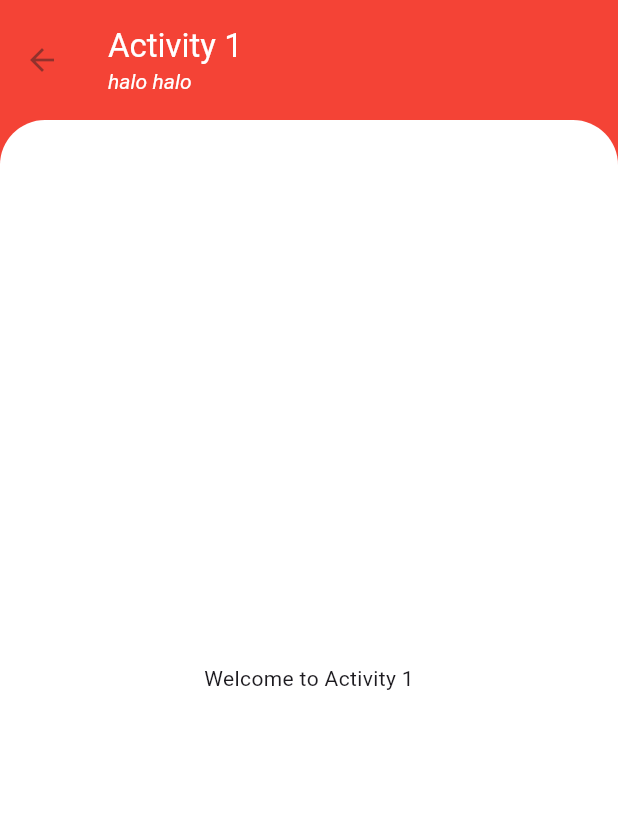
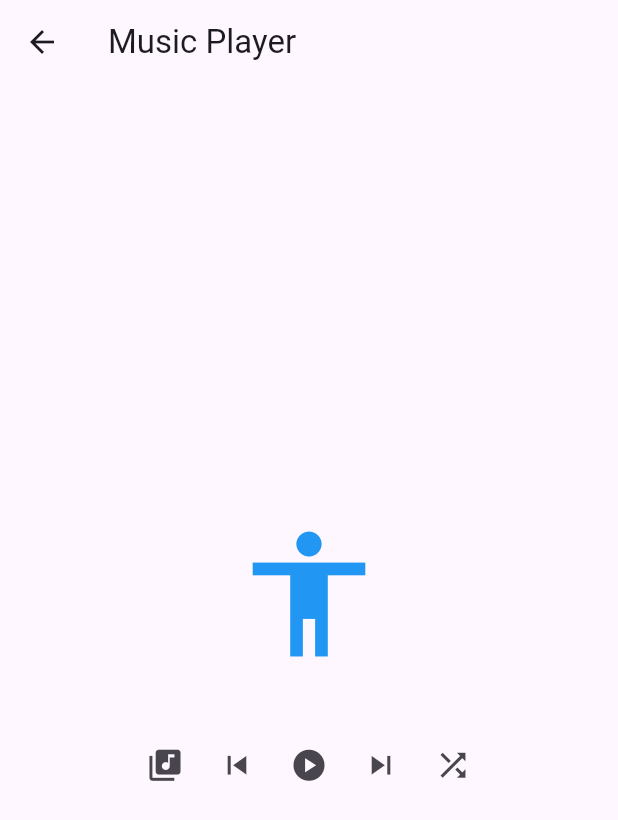
Before and after one commit to iya5/flutter_appdev, a Flutter app: the screen it shows after launch, after a tap on "Activity 1", on a phone screen of 412 x 824 dp. Shown: the top 820 px of the screen. Run offline on Flutter 3.47's test engine with Material 3 defaults, Android fonts, the phone set to English and light mode, and no system bars; our stand-ins replace audioplayers.

Commit message:
school updates, music player

```diff
--- a/lib/pages/activity1.dart
+++ b/lib/pages/activity1.dart
@@ -1,44 +1,135 @@
 import 'package:flutter/material.dart';
+import 'package:audioplayers/audioplayers.dart';
+import 'dart:math';
 
-class Activity1 extends StatelessWidget {
-  const Activity1({super.key});
+class Activity1 extends StatefulWidget {
+  @override
+  _MusicPlayerState createState() => _MusicPlayerState();
+}
+
+class _MusicPlayerState extends State<Activity1>{
+  final AudioPlayer _audioPlayer = AudioPlayer();
+  int _currentIndex = 0;
+  bool _isPlaying = false;
+
+  List<String> songs = [
+    "assets/music/After LIKE.mp3",
+    "assets/music/Alcohol-Free.mp3",
+    "assets/music/FANCY.mp3",
+    "assets/music/KNOCK KNOCK.mp3",
+    "assets/music/Mi Destino.mp3",
+    "assets/music/OtroAtardecer.mp3",
+    "assets/music/Red Velvet Psycho.mp3",
+    "assets/music/Red Velvet Red Flavor.mp3",
+    "assets/music/Soledad y El Mar.mp3",
+    "assets/music/Tu Falta De Querer.mp3",
+  ];
+
+  Future<void> _playSong(int index) async {
+    await _audioPlayer.stop();
+    await _audioPlayer.play(AssetSource(songs[index].replaceFirst("assets/", "")));
+    setState(() {
+      _currentIndex = index;
+      _isPlaying = true;
+    });
+  }
+
+  Future<void> _togglePlayPause() async {
+      if (_isPlaying){
+        await _audioPlayer.pause();
+      }else{
+        await _audioPlayer.resume();
+      }
+      setState(() {
+        _isPlaying = !_isPlaying;
+      });
+    }
+
+  void _nextSong(){
+    int i = (_currentIndex + 1) % songs.length;
+    _playSong(i);
+  }
+
+  void _prevSong(){
+    int i = (_currentIndex - 1) % songs.length;
+    _playSong(i);
+  }
+
+  void _shuffleSong(){
+    int i = Random().nextInt(songs.length);
+    _playSong(i);
+  }
+
+  void _dispose(){
+    setState(() {
+      _audioPlayer.stop();
+    });
+  }
 
   @override
   Widget build(BuildContext context) {
     return Scaffold(
-      backgroundColor: Colors.red,
       appBar: AppBar(
-        title: Column(
-          mainAxisAlignment: MainAxisAlignment.center,
-          crossAxisAlignment: CrossAxisAlignment.start,
-          children: [
-            Text('Activity 1',
-                  style: TextStyle(color: Colors.white),
-            ),
-            Text('halo halo',
-                  style: TextStyle(color: Colors.white,fontSize: 14.0, fontStyle: FontStyle.italic),
-            ),
-          ],
-        ),
-        backgroundColor: Colors.red,
-        toolbarHeight: 80,
-        toolbarOpacity: 0.5,
+        title: Text("Music Player")
       ),
+      body: Center(
+          child: Column(
+            mainAxisAlignment: MainAxisAlignment.center,
+            children: [
+              Icon(Icons.accessibility, size: 100, color: Colors.blue),
+              SizedBox(height: 40,),
+              Row(
+                mainAxisAlignment: MainAxisAlignment.center,
+                crossAxisAlignment: CrossAxisAlignment.center,
+                children: [
+                  IconButton(
+                    icon: Icon(Icons.library_music),
+                    iconSize: 25,
+                    onPressed: () => {
+                      Navigator.push(
+                        context,
+                        MaterialPageRoute(
+                          builder: (context) => SongListPage(songs: songs, onSongSelected: _playSong,),
+                        ),
+                      ),
+                    },),
+                  IconButton(icon: Icon(Icons.skip_previous), iconSize: 25, onPressed: _prevSong,),
+                  IconButton(icon: Icon(Icons.play_circle), iconSize: 25, onPressed: _togglePlayPause,),
+                  IconButton(icon: Icon(Icons.skip_next), iconSize: 25, onPressed: _nextSong,),
+                  IconButton(icon: Icon(Icons.shuffle), iconSize: 25, onPressed: _shuffleSong,),
 
-      body: Container(
-        decoration: BoxDecoration(
-          color: Color.fromARGB(255, 255, 255, 255),
-          borderRadius: BorderRadius.only(
-            topRight: Radius.circular(
-              30,
-            ),
-            topLeft: Radius.circular(
-              30,
-            ),
+                ]
+
+              )
+            ],
           ),
         ),
-        child: Center(child: Text("Welcome to Activity 1")),
-      )
+    );
+  }
+
+}
+
+class SongListPage extends StatelessWidget{
+  final List<String> songs;
+  final Function(int) onSongSelected;
+
+  SongListPage({required this.songs, required this.onSongSelected});
+
+  @override
+  Widget build(BuildContext context) {
+    return Scaffold(
+      body: ListView.builder(
+        itemCount: songs.length,
+        itemBuilder: (context, index){
+          String songName = songs[index].split("/").last;
+
+          return ListTile(
+            title: Text(songName),
+            onTap: () => onSongSelected(index),
+          );
+
+        }
+     )
     );
   }
 }
--- a/pubspec.yaml
+++ b/pubspec.yaml
@@ -9,6 +9,7 @@ environment:
 dependencies:
   flutter:
     sdk: flutter
+  audioplayers: ^6.0.0
 
 dev_dependencies:
   flutter_test:
```
Also changed, not shown: lib/pages/activity1test.dart (added, +44 -0 lines), pubspec.lock, 6 other files.
